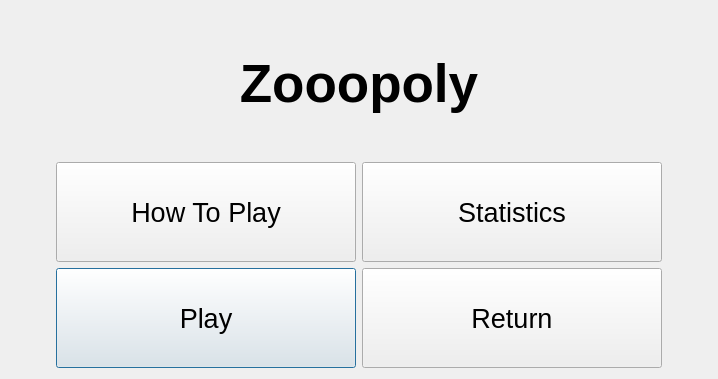
Above: UI/mainMenu.ui from Sp1riting/A-Level-Coursework before the change. Below: the same form after it.
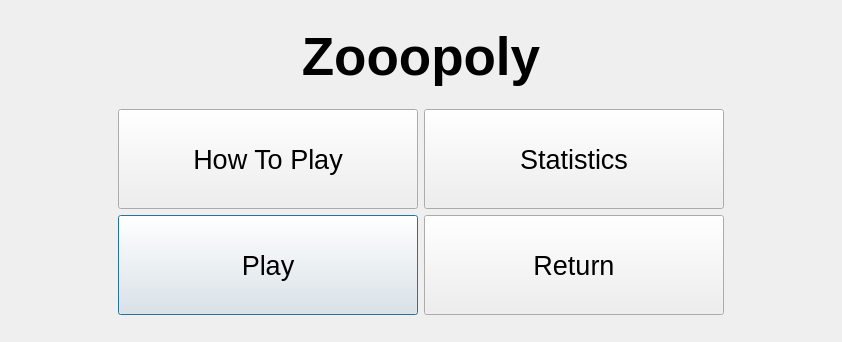
That is the form after the change.

Commit message: created the pre-game settings screen and added vertical spacers to the main menu

Diff of the .ui file:
```diff
--- a/UI/mainMenu.ui
+++ b/UI/mainMenu.ui
@@ -6,15 +6,41 @@
    <rect>
     <x>0</x>
     <y>0</y>
-    <width>718</width>
-    <height>379</height>
+    <width>842</width>
+    <height>342</height>
    </rect>
   </property>
   <property name="windowTitle">
    <string>Dialog</string>
   </property>
   <layout class="QGridLayout" name="gridLayout">
-   <item row="2" column="0">
+   <item row="0" column="0">
+    <spacer name="verticalSpacer_2">
+     <property name="orientation">
+      <enum>Qt::Vertical</enum>
+     </property>
+     <property name="sizeHint" stdset="0">
+      <size>
+       <width>20</width>
+       <height>40</height>
+      </size>
+     </property>
+    </spacer>
+   </item>
+   <item row="5" column="0">
+    <spacer name="verticalSpacer">
+     <property name="orientation">
+      <enum>Qt::Vertical</enum>
+     </property>
+     <property name="sizeHint" stdset="0">
+      <size>
+       <width>20</width>
+       <height>40</height>
+      </size>
+     </property>
+    </spacer>
+   </item>
+   <item row="4" column="0">
     <layout class="QHBoxLayout" name="horizontalLayout">
      <item>
       <spacer name="horizontalSpacer">
@@ -80,7 +106,7 @@
      </item>
     </layout>
    </item>
-   <item row="1" column="0">
+   <item row="3" column="0">
     <layout class="QHBoxLayout" name="horizontalLayout_2">
      <item>
       <spacer name="horizontalSpacer_3">
@@ -149,7 +175,7 @@
      </item>
     </layout>
    </item>
-   <item row="0" column="0">
+   <item row="1" column="0">
     <widget class="QLabel" name="menuTitleLabel">
      <property name="font">
       <font>
@@ -166,6 +192,19 @@
      </property>
     </widget>
    </item>
+   <item row="2" column="0">
+    <spacer name="verticalSpacer_3">
+     <property name="orientation">
+      <enum>Qt::Vertical</enum>
+     </property>
+     <property name="sizeHint" stdset="0">
+      <size>
+       <width>20</width>
+       <height>40</height>
+      </size>
+     </property>
+    </spacer>
+   </item>
   </layout>
  </widget>
  <resources/>
```
The commit also changes 9 other files.
